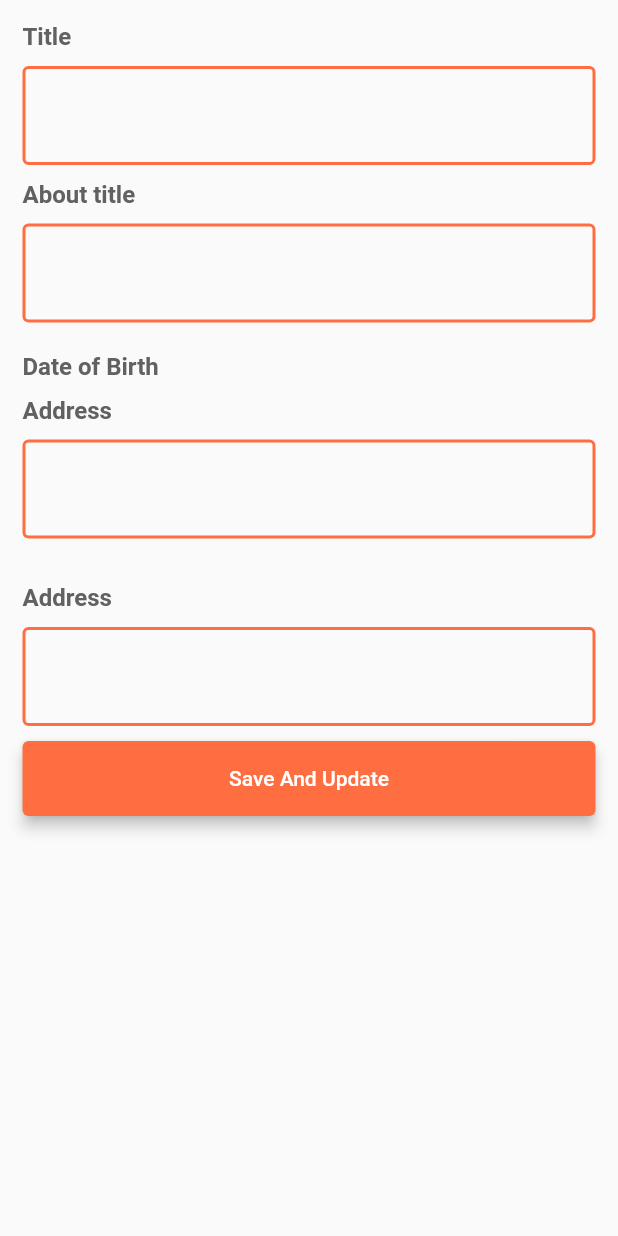
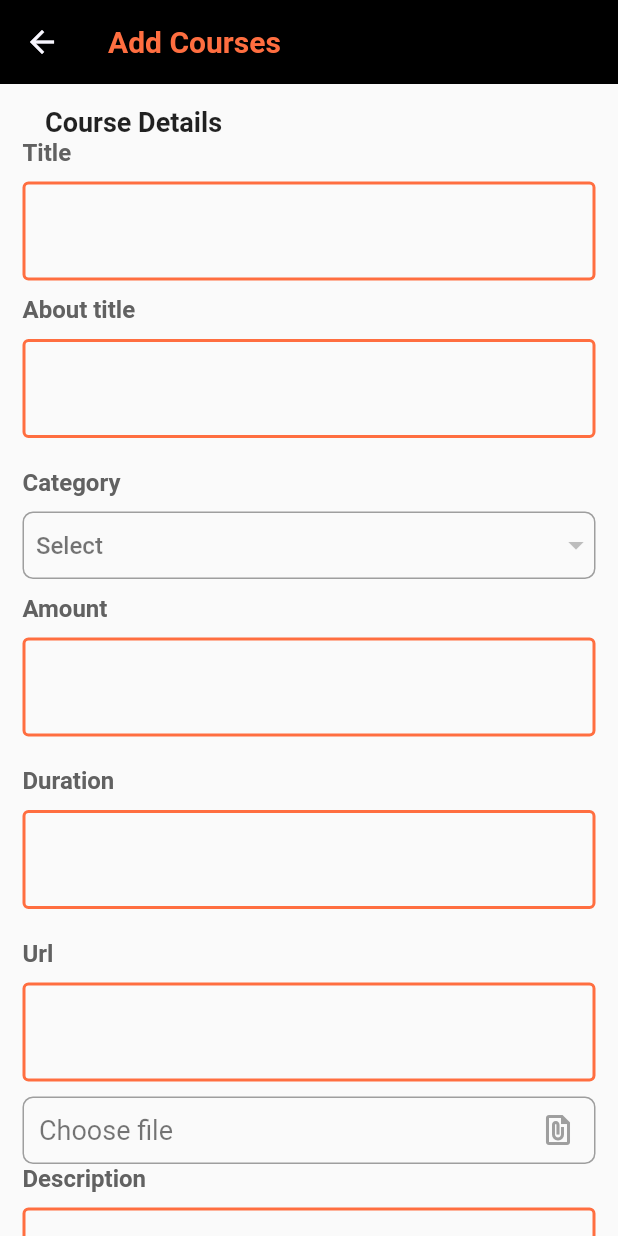
Before and after one commit to cocoalabspvtltd/edupro_, a Flutter app: the AddCourse screen opened directly, on a phone screen of 412 x 824 dp. Run offline on Flutter 3.47's test engine with Material 2 defaults, Android fonts, the phone set to English and light mode, and no system bars; our stand-ins replace another_flushbar, bottom_navy_bar, cached_network_image, carousel_slider, contained_tab_bar_view, dartz and 17 more; missing offline and left inert: connection_notifier, flutter_web_browser, razorpay_flutter; accounts and stored records are empty; network calls fail.

Commit message:
course add

```diff
--- a/lib/presentation/ui/instructor/instructor_add_course/add_course1.dart
+++ b/lib/presentation/ui/instructor/instructor_add_course/add_course1.dart
@@ -1,12 +1,16 @@
+import 'dart:io';
+
 import 'package:another_flushbar/flushbar_helper.dart';
 import 'package:cached_network_image/cached_network_image.dart';
 import 'package:date_field/date_field.dart';
 import 'package:flutter/services.dart';
+import 'package:image_picker/image_picker.dart';
 import 'package:pgs_edupro/application/course/courses_bloc.dart';
 import 'package:pgs_edupro/application/instructor/instructor_bloc.dart';
 import 'package:pgs_edupro/domain/core/constants.dart';
 import 'package:pgs_edupro/infrastructure/local_data_source/user.dart';
 import 'package:pgs_edupro/infrastructure/remote_data/models/course/course_report_response.dart';
+import 'package:pgs_edupro/presentation/ui/instructor/instructor_add_course/test.dart';
 import 'package:pgs_edupro/presentation/widgets/common_result_empty_widget.dart';
 import 'package:pgs_edupro/presentation/widgets/common_server_error_widget.dart';
 import 'package:flutter/material.dart';
@@ -25,6 +29,7 @@ class AddcousresScreenForm extends StatefulWidget {
 class _AddcousresScreenFormState extends State<AddcousresScreenForm> {
   String? fromDate;
   String? toDate;
+  File? _image;
   @override
   Widget build(BuildContext context) {
     return BlocConsumer<InstructorBloc, InstructorState>(
@@ -80,7 +85,17 @@ class _AddcousresScreenFormState extends State<AddcousresScreenForm> {
             physics: const NeverScrollableScrollPhysics(),
             padding: const EdgeInsets.all(15),
             children: <Widget>[
-
+              Padding(
+                padding: const EdgeInsets.only(left: 15),
+                child: Align(
+                  alignment: AlignmentDirectional.topStart,
+                  child: Text(
+                    "Course Details",
+                    style:
+                    TextStyle(fontSize: 18, fontWeight: FontWeight.bold),
+                  ),
+                ),
+              ),
               _textForm(
                   state.title,
                       (v) => context
@@ -103,37 +118,158 @@ class _AddcousresScreenFormState extends State<AddcousresScreenForm> {
                   TextInputType.streetAddress,
                   maxLine: 2),
               thickSpace,
-
               thickSpace,
               Text(
-                "Date of Birth",
+                "Category",
                 style: boldValue,
               ),
               thickSpace,
+              Container(
+                  width: screenWidth,
+                  height: 45,
+                  decoration: BoxDecoration(
+                    border: Border.all(
+                      color: Colors.grey,
+                    ),
+                    borderRadius:
+                    BorderRadius.all(Radius.circular(7.0)),
+                  ),
+                  child: DesignationDropdown()),
+              thickSpace,
               _textForm(
-                  state.title,
+                  state.amount,
                       (v) => context
                       .read<InstructorBloc>()
-                      .add(InstructorEvent.titleChanged(v)),
+                      .add(InstructorEvent.amountChanged(v)),
                   null,
-                  "Address",
+                  "Amount",
                   'assets/icons/profile_icons/location.png',
-                  TextInputType.streetAddress,
+                  TextInputType.number,
                   maxLine: 2),
               thickSpace,
               thickSpace,
+              _textForm(
+                  state.duration,
+                      (v) => context
+                      .read<InstructorBloc>()
+                      .add(InstructorEvent.durationChanged(v)),
+                  null,
+                  "Duration",
+                  'assets/icons/profile_icons/location.png',
+                  TextInputType.number,
+                  maxLine: 2),
+              thickSpace,
               thickSpace,
               _textForm(
-                  state.title,
+                  state.url,
                       (v) => context
                       .read<InstructorBloc>()
-                      .add(InstructorEvent.titleChanged(v)),
+                      .add(InstructorEvent.urlChanged(v)),
                   null,
-                  "Address",
+                  "Url",
                   'assets/icons/profile_icons/location.png',
-                  TextInputType.streetAddress,
+                  TextInputType.number,
                   maxLine: 2),
-
+              thickSpace,
+              _image != null
+                  ? Container(
+                height: 100.00,
+                child: Image.file(
+                  File(_image!.path),
+                  fit: BoxFit.fill,
+                ),
+              )
+                  : InkWell(
+                onTap: () {
+                  pickImage();
+                },
+                child: Container(
+                  height: 45,
+                  decoration: BoxDecoration(
+                    border: Border.all(color: Colors.grey),
+                    borderRadius:
+                    BorderRadius.all(Radius.circular(7.0)),
+                  ),
+                  child: Row(
+                    children: [
+                      SizedBox(
+                        width: 10,
+                      ),
+                      Text(
+                        "Choose file",
+                        style: TextStyle(
+                            color: Colors.black54, fontSize: 18),
+                      ),
+                      Spacer(),
+                      IconButton(
+                          onPressed: () {
+                            pickImage();
+                          },
+                          icon: Icon(
+                            Icons.file_present,
+                            color: Colors.grey,
+                          ))
+                    ],
+                  ),
+                ),
+              ),
+              _textForm(
+                  state.description,
+                      (v) => context
+                      .read<InstructorBloc>()
+                      .add(InstructorEvent.durationChanged(v)),
+                  null,
+                  "Description",
+                  'assets/icons/profile_icons/location.png',
+                  TextInputType.number,
+                  maxLine: 2),
+              thickSpace,
+              Divider(),
+              Padding(
+                padding: const EdgeInsets.only(left: 15),
+                child: Align(
+                  alignment: AlignmentDirectional.topStart,
+                  child: Text(
+                    "Course Descrption Details",
+                    style:
+                    TextStyle(fontSize: 18, fontWeight: FontWeight.bold),
+                  ),
+                ),
+              ),
+              thickSpace,
+              _textForm(
+                  state.whatYouLearn,
+                      (v) => context
+                      .read<InstructorBloc>()
+                      .add(InstructorEvent.whatYChanged(v)),
+                  null,
+                  "What You Learn",
+                  'assets/icons/profile_icons/location.png',
+                  TextInputType.text,
+                  maxLine: 2),
+              thickSpace,
+              _textForm(
+                  state.areThere,
+                      (v) => context
+                      .read<InstructorBloc>()
+                      .add(InstructorEvent.areThereAnyChanged(v)),
+                  null,
+                  "Are There Any Changed",
+                  'assets/icons/profile_icons/location.png',
+                  TextInputType.text,
+                  maxLine: 2),
+              thickSpace,
+              _textForm(
+                  state.whoIsThis,
+                      (v) => context
+                      .read<InstructorBloc>()
+                      .add(InstructorEvent.whoThisChanged(v)),
+                  null,
+                  "who IsT his",
+                  'assets/icons/profile_icons/location.png',
+                  TextInputType.text,
+                  maxLine: 2),
+              thickSpace,
               thickSpace,
               SizedBox(
                 height: 50,
@@ -153,7 +289,6 @@ class _AddcousresScreenFormState extends State<AddcousresScreenForm> {
               ),
               thickSpace,
               thickSpace,
-
               if (state.isSubmitting) ...[
                 const SizedBox(height: 8),
                 const LinearProgressIndicator(value: null),
@@ -166,6 +301,18 @@ class _AddcousresScreenFormState extends State<AddcousresScreenForm> {
       },
     );
   }
+  Future pickImage() async {
+    try {
+      final image = await ImagePicker().pickImage(source: ImageSource.gallery);
+      if (image == null) return;
+      _image = File(image.path);
+      print(("=>${_image}"));
+      setState(() {});
+    } on PlatformException catch (e) {
+      print('Failed to pick image: $e');
+    }
+  }
+
 }
 Widget _textForm(
     TextEditingController controller,
--- a/lib/presentation/ui/instructor/instructor_add_course/add_course_screen.dart
+++ b/lib/presentation/ui/instructor/instructor_add_course/add_course_screen.dart
@@ -17,10 +17,17 @@ class AddCourse extends StatelessWidget {
   @override
   Widget build(BuildContext context) {
     return Scaffold(
+        appBar: AppBar(
+          backgroundColor: Colors.black,
+          title: Text(
+            "Add Courses",
+            style: boldValuePrimaryColor,
+          ),
+        ),
       body:
-
       BlocProvider(create: (_)=>InstructorBloc(CourseRepository()),
-        child: AddcousresScreenForm(),)
+        child: SingleChildScrollView(
+            child: AddcousresScreenForm()),)
     );
 
   }
```
